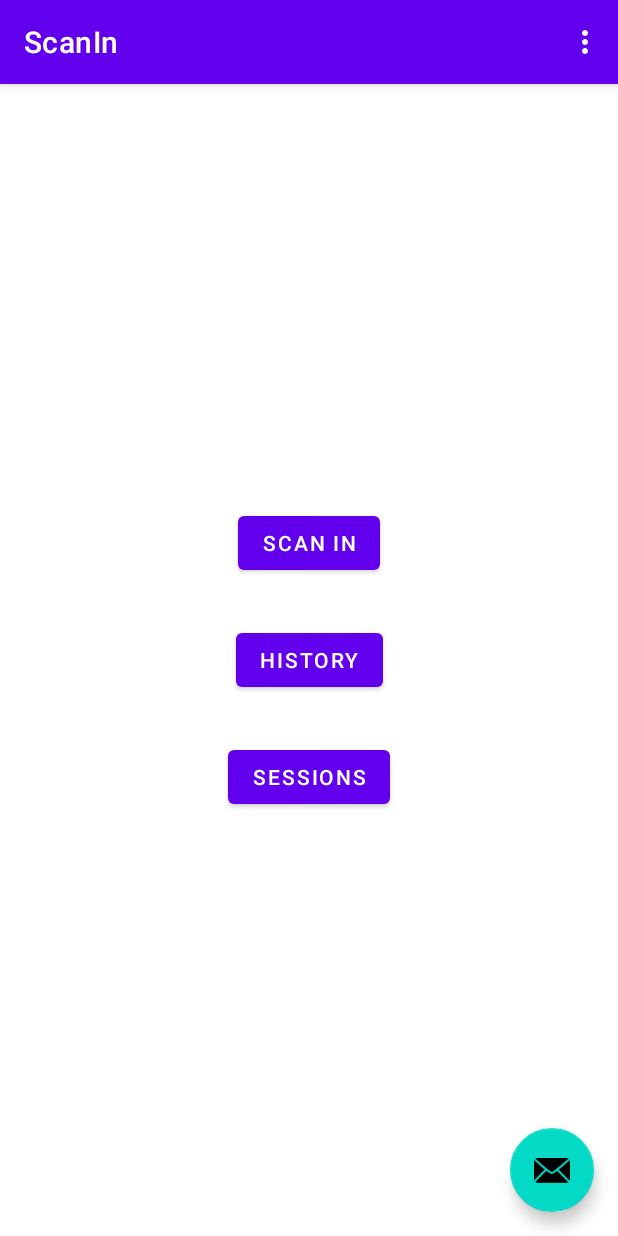
After one commit to Kenton1989/ScanIn, an Android app: the AdminMenu screen opened through its navigation route, on a phone screen of 412 x 824 dp. The commit adds this screen. Run offline under Robolectric (Android 15) with nearby library versions, the phone set to English and light mode, and no system bars.

Commit message:
admin menu added

```diff
--- /dev/null
+++ b/android_john/app/src/main/java/com/example/scanin/ui/admin/AdminMenu.java
@@ -0,0 +1,68 @@
+package com.example.scanin.ui.admin;
+
+import android.os.Bundle;
+
+import androidx.annotation.NonNull;
+import androidx.annotation.Nullable;
+import androidx.constraintlayout.motion.widget.Debug;
+import androidx.fragment.app.Fragment;
+import androidx.navigation.fragment.NavHostFragment;
+
+import android.view.LayoutInflater;
+import android.view.View;
+import android.view.ViewGroup;
+import android.widget.Button;
+import android.widget.Toast;
+
+import com.example.scanin.R;
+import com.example.scanin.ui.login.LoginFragment;
+import com.example.scanin.ui.register.Register_Fragment;
+
+/**
+ * A simple {@link Fragment} subclass.
+ * Use the {@link AdminMenu#newInstance} factory method to
+ * create an instance of this fragment.
+ */
+public class AdminMenu extends Fragment {
+
+
+    public static AdminMenu newInstance() {
+        return new AdminMenu();
+    }
+
+    @Override
+    public View onCreateView(LayoutInflater inflater, ViewGroup container,
+                             Bundle savedInstanceState) {
+        // Inflate the layout for this fragment
+        return inflater.inflate(R.layout.fragment_admin_menu, container, false);
+    }
+    public void onViewCreated(@NonNull View view, @Nullable Bundle savedInstanceState) {
+        super.onViewCreated(view, savedInstanceState);
+
+        final Button scanbutton = view.findViewById(R.id.scanin);
+        final Button historybutton = view.findViewById(R.id.history);
+        final Button sessionbutton = view.findViewById(R.id.sessions);
+
+        scanbutton.setOnClickListener(new View.OnClickListener() {
+            @Override
+            public void onClick(View v) {
+                Toast.makeText(getContext().getApplicationContext(), "scan", Toast.LENGTH_SHORT).show();
+
+            }
+        });
+        historybutton.setOnClickListener(new View.OnClickListener() {
+            @Override
+            public void onClick(View v) {
+                Toast.makeText(getContext().getApplicationContext(), "History", Toast.LENGTH_SHORT).show();
+
+            }
+        });
+        sessionbutton.setOnClickListener(new View.OnClickListener() {
+            @Override
+            public void onClick(View v) {
+                Toast.makeText(getContext().getApplicationContext(), "Session", Toast.LENGTH_SHORT).show();
+
+            }
+        });
+    }
+}
--- a/android_john/app/src/main/java/com/example/scanin/ui/login/LoginFragment.java
+++ b/android_john/app/src/main/java/com/example/scanin/ui/login/LoginFragment.java
@@ -137,6 +137,8 @@ public class LoginFragment extends Fragment {
         // TODO : initiate successful logged in experience
         if (getContext() != null && getContext().getApplicationContext() != null) {
             Toast.makeText(getContext().getApplicationContext(), welcome, Toast.LENGTH_SHORT).show();
+            NavHostFragment.findNavController(LoginFragment.this)
+                    .navigate(R.id.action_loginFragment_to_adminMenu);
         }
     }
 
--- /dev/null
+++ b/android_john/app/src/main/res/layout/fragment_admin_menu.xml
@@ -0,0 +1,43 @@
+<?xml version="1.0" encoding="utf-8"?>
+<FrameLayout xmlns:android="http://schemas.android.com/apk/res/android"
+    xmlns:app="http://schemas.android.com/apk/res-auto"
+    xmlns:tools="http://schemas.android.com/tools"
+    android:layout_width="match_parent"
+    android:layout_height="match_parent"
+    tools:context=".ui.admin.AdminMenu">
+
+    <androidx.constraintlayout.widget.ConstraintLayout
+        android:layout_width="match_parent"
+        android:layout_height="match_parent">
+
+        <Button
+            android:id="@+id/history"
+            android:layout_width="wrap_content"
+            android:layout_height="wrap_content"
+            android:text="history"
+            app:layout_constraintBottom_toBottomOf="parent"
+            app:layout_constraintEnd_toEndOf="parent"
+            app:layout_constraintStart_toStartOf="parent"
+            app:layout_constraintTop_toTopOf="parent" />
+
+        <Button
+            android:id="@+id/scanin"
+            android:layout_width="wrap_content"
+            android:layout_height="wrap_content"
+            android:layout_marginBottom="30dp"
+            android:text="scan in"
+            app:layout_constraintBottom_toTopOf="@+id/history"
+            app:layout_constraintEnd_toEndOf="parent"
+            app:layout_constraintStart_toStartOf="parent" />
+
+        <Button
+            android:id="@+id/sessions"
+            android:layout_width="wrap_content"
+            android:layout_height="wrap_content"
+            android:layout_marginTop="30dp"
+            android:text="sessions"
+            app:layout_constraintEnd_toEndOf="parent"
+            app:layout_constraintStart_toStartOf="parent"
+            app:layout_constraintTop_toBottomOf="@+id/history" />
+    </androidx.constraintlayout.widget.ConstraintLayout>
+</FrameLayout>
--- a/android_john/app/src/main/res/navigation/nav_graph.xml
+++ b/android_john/app/src/main/res/navigation/nav_graph.xml
@@ -13,6 +13,9 @@
         <action
             android:id="@+id/action_loginFragment_to_register_Fragment"
             app:destination="@id/register_Fragment" />
+        <action
+            android:id="@+id/action_loginFragment_to_adminMenu"
+            app:destination="@id/adminMenu" />
     </fragment>
     <fragment
         android:id="@+id/register_Fragment"
@@ -31,4 +34,9 @@
         android:name="com.example.scanin.ui.register.ImageResgistration"
         android:label="image_resgistration_fragment"
         tools:layout="@layout/image_resgistration_fragment" />
+    <fragment
+        android:id="@+id/adminMenu"
+        android:name="com.example.scanin.ui.admin.AdminMenu"
+        android:label="fragment_admin_menu"
+        tools:layout="@layout/fragment_admin_menu" />
 </navigation>
--- a/android_john/app/src/main/res/values/strings.xml
+++ b/android_john/app/src/main/res/values/strings.xml
@@ -19,4 +19,6 @@
     <string name="invalid_username">Not a valid username</string>
     <string name="invalid_password">Password must be >5 characters</string>
     <string name="login_failed">"Login failed"</string>
+    <!-- TODO: Remove or change this placeholder text -->
+    <string name="hello_blank_fragment">Hello blank fragment</string>
 </resources>
```
